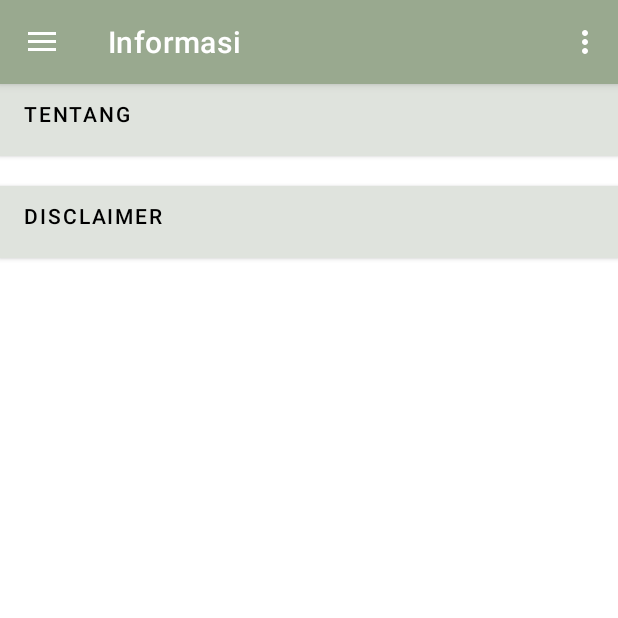
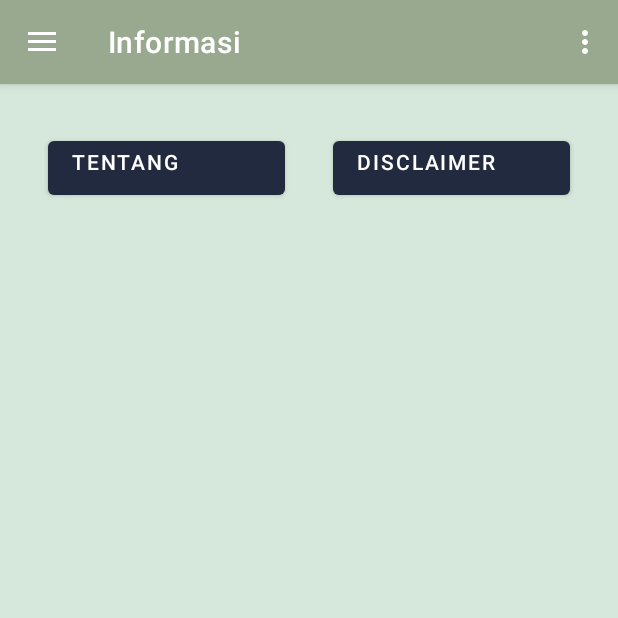
Before and after one commit to Eniria/aplikasiTrafa, an Android app: the screen it shows after launch (MainActivity), in the side drawer, after a tap on "Informasi", on a phone screen of 412 x 824 dp, the top half of it. Run offline under Robolectric (Android 15) with nearby library versions, the phone set to English and light mode, and no system bars; our stand-ins replace navigation-ui; libraries missing offline, so code that uses them is left out: org.tensorflow.lite; pictures from the network do not load.

```diff
--- a/app/src/main/res/layout/fragment_home.xml
+++ b/app/src/main/res/layout/fragment_home.xml
@@ -29,15 +29,15 @@
         android:layout_width="match_parent"
         android:layout_height="wrap_content"
         android:layout_alignParentBottom="true"
-        android:background="@color/sage"
+        android:background="@color/black"
         android:padding="10dp"
         app:layout_constraintBottom_toBottomOf="parent"
         tools:layout_editor_absoluteX="-16dp">
 
         <Button
             android:id="@+id/cameraBtn"
-            android:layout_width="wrap_content"
-            android:layout_height="wrap_content"
+            android:layout_width="84dp"
+            android:layout_height="62dp"
             android:layout_centerHorizontal="true"
             android:background="@drawable/ic_camera"
             android:contentDescription="camera"
--- a/app/src/main/res/layout/fragment_info.xml
+++ b/app/src/main/res/layout/fragment_info.xml
@@ -1,32 +1,43 @@
 <?xml version="1.0" encoding="utf-8"?>
-<LinearLayout xmlns:android="http://schemas.android.com/apk/res/android"
+<androidx.constraintlayout.widget.ConstraintLayout xmlns:android="http://schemas.android.com/apk/res/android"
     xmlns:tools="http://schemas.android.com/tools"
     android:layout_width="match_parent"
     android:layout_height="match_parent"
-    android:orientation="vertical"
+    xmlns:app="http://schemas.android.com/apk/res-auto"
+    android:background="@color/young_leaf"
     tools:context=".ui.info.InfoFragment">
 
     <Button
         android:id="@+id/btn_tentang"
-        android:layout_width="match_parent"
+        android:layout_width="0dp"
         android:layout_height="wrap_content"
-        android:layout_marginBottom="20dp"
-        android:background="@android:color/white"
+        android:layout_marginStart="32dp"
+        android:layout_marginTop="32dp"
+        android:layout_marginEnd="16dp"
         android:gravity="start"
         android:text="@string/tentang"
-        android:textColor="@color/black"
-        android:textColorHint="#C3352B2B" />
+        android:textColor="@color/white"
+        android:textColorHint="#C3352B2B"
+        app:layout_constraintEnd_toStartOf="@+id/btn_disclaimer"
+        app:layout_constraintStart_toStartOf="parent"
+        app:layout_constraintTop_toTopOf="parent" />
 
     <Button
         android:id="@+id/btn_disclaimer"
-        android:layout_width="match_parent"
+        android:layout_width="0dp"
         android:layout_height="wrap_content"
-        android:layout_marginBottom="20dp"
-        android:background="@android:color/white"
+        android:layout_marginStart="16dp"
+        android:layout_marginTop="32dp"
+        android:layout_marginEnd="32dp"
         android:gravity="start"
         android:text="@string/disclaimer"
-        android:textColor="@color/black"
-        android:textColorHint="#C3352B2B" />
+        android:textColor="@color/white"
+        android:textColorHint="#C3352B2B"
+        app:layout_constraintEnd_toEndOf="parent"
+        app:layout_constraintStart_toEndOf="@+id/btn_tentang"
+        app:layout_constraintTop_toTopOf="parent" />
 
 
-</LinearLayout>
+
+
+</androidx.constraintlayout.widget.ConstraintLayout>
--- a/app/src/main/res/values-night/themes.xml
+++ b/app/src/main/res/values-night/themes.xml
@@ -3,14 +3,14 @@
     <style name="Theme.TRAFA" parent="Theme.MaterialComponents.DayNight.DarkActionBar">
         <!-- Primary brand color. -->
         <item name="colorPrimary">@color/sage</item>
-        <item name="colorPrimaryVariant">#99A98F</item>
+        <item name="colorPrimaryVariant">#050505</item>
         <item name="colorOnPrimary">@color/black</item>
         <!-- Secondary brand color. -->
         <item name="colorSecondary">@color/teal_200</item>
         <item name="colorSecondaryVariant">@color/teal_200</item>
-        <item name="colorOnSecondary">#99A98F</item>
+        <item name="colorOnSecondary">#050505</item>
         <!-- Status bar color. -->
-        <item name="android:statusBarColor">?attr/colorPrimaryVariant</item>
+        <item name="android:statusBarColor">#050505</item>
         <!-- Customize your theme here. -->
     </style>
 </resources>
--- a/app/src/main/res/values/colors.xml
+++ b/app/src/main/res/values/colors.xml
@@ -8,6 +8,8 @@
     <color name="black">#000000</color>
     <color name="white">#FFFFFFFF</color>
     <color name="sage">#99A98F</color>
-    <color name="young_leaf">#b0c86f</color>
+    <color name="young_leaf">#D6E8DB</color>
     <color name="Read">#800D05</color>
+    <color name="rbg">#EEEEEE</color>
+
 </resources>
--- a/app/src/main/res/values/themes.xml
+++ b/app/src/main/res/values/themes.xml
@@ -2,15 +2,15 @@
     <!-- Base application theme. -->
     <style name="Theme.TRAFA" parent="Theme.MaterialComponents.DayNight.DarkActionBar">
         <!-- Primary brand color. -->
-        <item name="colorPrimary">#DFE3DD</item>
-        <item name="colorPrimaryVariant">#99A98F</item>
+        <item name="colorPrimary">#212A3E</item>
+        <item name="colorPrimaryVariant">#070707</item>
         <item name="colorOnPrimary">#8F8E8E</item>
         <!-- Secondary brand color. -->
         <item name="colorSecondary">@color/teal_200</item>
         <item name="colorSecondaryVariant">@color/teal_700</item>
         <item name="colorOnSecondary">#070707</item>
         <!-- Status bar color. -->
-        <item name="android:statusBarColor">#99A98F</item>
+        <item name="android:statusBarColor">#050505</item>
         <!-- Customize your theme here. -->
     </style>
 
```
Also changed, not shown: app/src/main/java/com/example/traditionfabric/TfLite/TensorFlow.kt (+135 -12 lines), app/src/main/res/drawable/flip_camera.xml (added, +7 -0 lines), app/src/main/res/layout/activity_tensor_flow.xml (+6 -17 lines), app/src/main/res/layout/slide_button_camera.xml (+7 -4 lines), app/src/main/res/drawable/camera.png (added), app/src/main/res/drawable/kamera.png (added), app/src/main/res/drawable/kmr.png (added).
